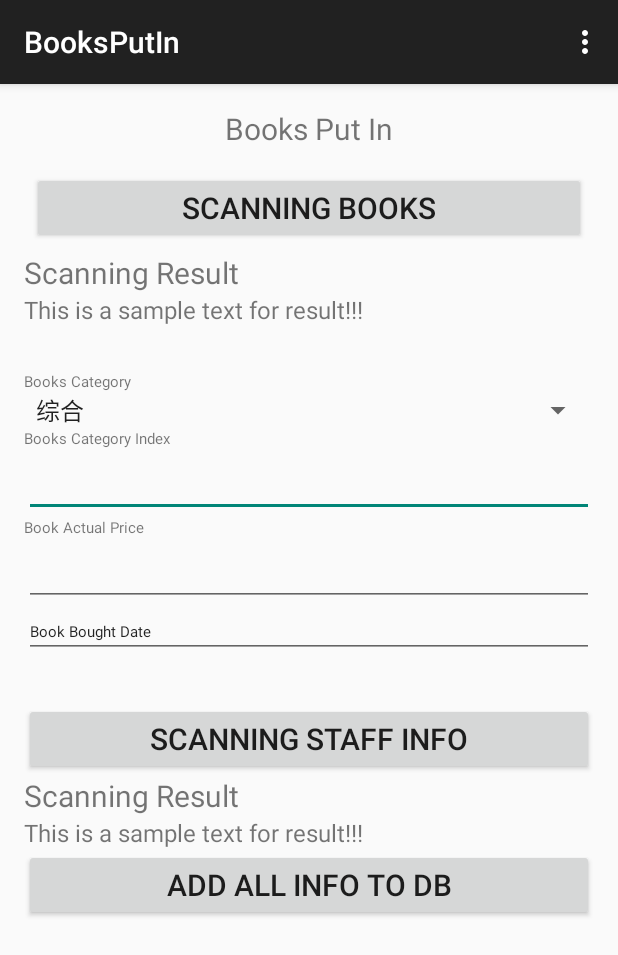
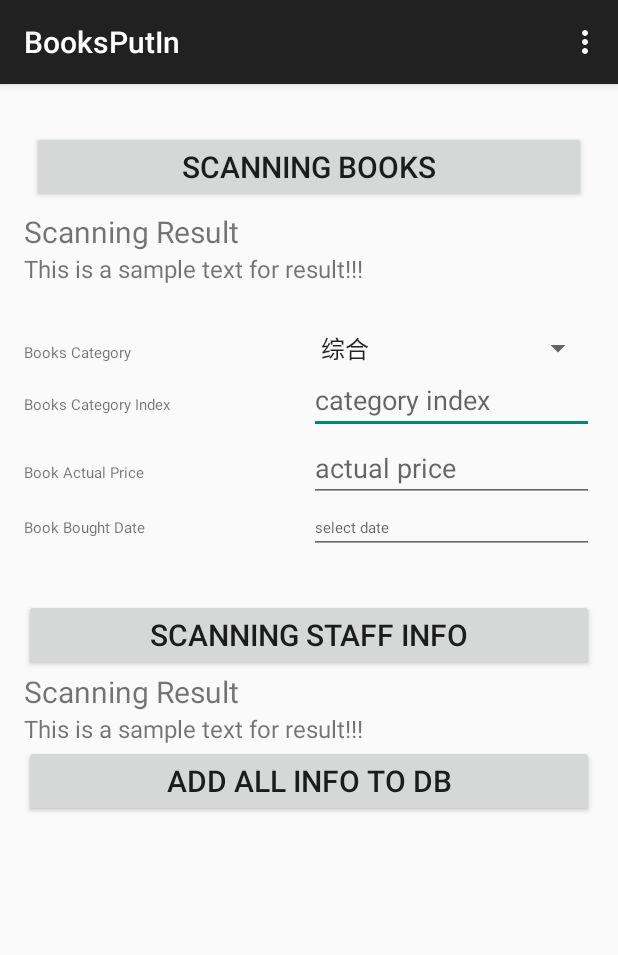
Before and after one commit to tancolo/wosaosao, an Android app: the BooksPutIn screen opened directly, with no data from a screen before it, on a phone screen of 412 x 824 dp. Shown: the top 955 px of the screen. Run offline under Robolectric (Android 15) with nearby library versions, the light colour scheme and no system bars.

Commit message:
modify the layout of BooksPutIn class.

```diff
--- a/Wosaosao/app/src/main/java/com/ckt/shrimp/export2file/TestLoadRawTxtFile.java
+++ b/Wosaosao/app/src/main/java/com/ckt/shrimp/export2file/TestLoadRawTxtFile.java
@@ -192,6 +192,6 @@ public class TestLoadRawTxtFile {
     }
 
     private static void log(String str) {
-        Log.d(TAG, str);
+        Log.e(TAG, str);
     }
 }
--- a/Wosaosao/app/src/main/res/layout/activity_books_put_in.xml
+++ b/Wosaosao/app/src/main/res/layout/activity_books_put_in.xml
@@ -11,7 +11,7 @@
     android:paddingTop="@dimen/activity_vertical_margin"
     android:paddingBottom="@dimen/activity_vertical_margin"
     tools:context="com.ckt.shrimp.wosaosao.BooksPutIn">
-
+    <!--
     <TextView
         android:id="@+id/book_putIn_title"
         android:text="@string/books_put_in"
@@ -20,10 +20,10 @@
         android:layout_centerHorizontal="true"
         android:textSize="20sp"
         />
-
+    -->
+    <!-- android:layout_below="@id/book_putIn_title" -->
     <LinearLayout
         android:id="@+id/scan_books_container"
-        android:layout_below="@id/book_putIn_title"
         android:layout_width="fill_parent"
         android:layout_height="wrap_content"
         android:layout_marginTop="10dp"
@@ -63,10 +63,18 @@
         android:layout_marginTop="30dp"
         android:orientation="vertical"
         >
-        <!-- the spinner -->
+
+        <!-- the spinner LinearLayout -->
+        <LinearLayout
+            android:layout_width="fill_parent"
+            android:layout_height="wrap_content"
+            android:orientation="horizontal"
+            android:gravity="center_horizontal"
+            >
             <TextView
                 android:layout_width="fill_parent"
                 android:layout_height="wrap_content"
+                android:layout_weight="1"
                 android:textSize="10sp"
                 android:text="@string/book_category"
                 />
@@ -74,13 +82,22 @@
                 android:id="@+id/book_spinner"
                 android:layout_width="fill_parent"
                 android:layout_height="wrap_content"
+                android:layout_weight="1"
                 android:spinnerMode="dropdown"
                 />
+            </LinearLayout>
 
-        <!-- the category index -->
+        <!-- the category index linearLayout -->
+    <LinearLayout
+        android:layout_width="fill_parent"
+        android:layout_height="wrap_content"
+        android:orientation="horizontal"
+        android:gravity="center_horizontal"
+        >
         <TextView
             android:layout_width="fill_parent"
             android:layout_height="wrap_content"
+            android:layout_weight="1"
             android:textSize="10sp"
             android:text="@string/book_category_index"
         />
@@ -88,13 +105,23 @@
             android:id="@+id/category_index"
             android:layout_width="fill_parent"
             android:layout_height="wrap_content"
+            android:layout_weight="1"
             android:inputType="number"
+            android:hint="@string/hint_category_index"
             />
+    </LinearLayout>
 
-        <!-- the actual price  -->
+        <!-- the actual price  LinearLayout-->
+    <LinearLayout
+        android:layout_width="fill_parent"
+        android:layout_height="wrap_content"
+        android:orientation="horizontal"
+        android:gravity="center_horizontal"
+        >
         <TextView
             android:layout_width="fill_parent"
             android:layout_height="wrap_content"
+            android:layout_weight="1"
             android:textSize="10sp"
             android:text="@string/book_actual_price"
             />
@@ -102,17 +129,35 @@
             android:id="@+id/actual_price"
             android:layout_width="fill_parent"
             android:layout_height="wrap_content"
+            android:layout_weight="1"
             android:numeric="decimal"
+            android:hint="@string/hint_actual_price"
             />
+    </LinearLayout>
 
         <!-- the date -->
+    <LinearLayout
+        android:layout_width="fill_parent"
+        android:layout_height="wrap_content"
+        android:orientation="horizontal"
+        android:gravity="center_horizontal"
+        >
+        <TextView
+            android:layout_width="fill_parent"
+            android:layout_height="wrap_content"
+            android:layout_weight="1"
+            android:textSize="10sp"
+            android:text="@string/book_bought_date"
+            />
         <EditText
             android:id="@+id/book_bought_date"
             android:layout_width="fill_parent"
             android:layout_height="wrap_content"
+            android:layout_weight="1"
             android:textSize="10sp"
-            android:text="@string/book_bought_date"
+            android:hint="@string/hint_bought_date"
             />
+    </LinearLayout>
 
     </LinearLayout>
 
--- a/Wosaosao/app/src/main/res/values/strings.xml
+++ b/Wosaosao/app/src/main/res/values/strings.xml
@@ -66,4 +66,11 @@
     <!-- add strings for activity StaffPutIn -->
     <string name="title_activity_staff_put_in">StaffPutIn</string>
 
+    <!-- add the hint of these edit text widgets -->
+    <string name="hint_bought_date">select date</string>
+    <string name="hint_actual_price">actual price</string>
+    <string name="hint_category_index">category index</string>
+    book_bought_date
+
+
 </resources>
```
Lines whose indentation alone changed are shown as unchanged.
